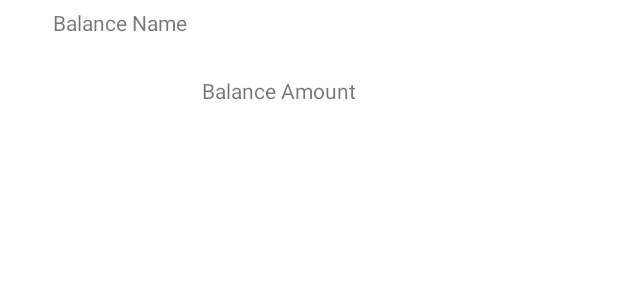
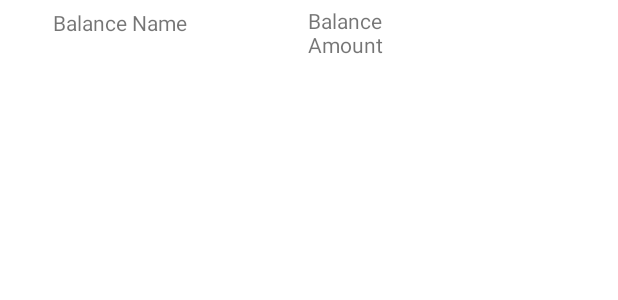
Before and after one commit to ouroboros-t/justbalanceapp, an Android app: the layout list_item_balance.xml on its own in the app's theme, with its tools: preview values and no code run, on a phone screen of 412 x 824 dp. Shown: the top 300 px of the screen. Run offline under Robolectric (Android 15) with nearby library versions, the phone set to English and light mode, and no system bars.

```diff
--- a/justbalanceappv2/app/src/main/java/com/pg/justbalance/database/Balance.kt
+++ b/justbalanceappv2/app/src/main/java/com/pg/justbalance/database/Balance.kt
@@ -10,6 +10,7 @@ import androidx.room.PrimaryKey
 @Entity(tableName = "balances_table")
 data class Balance (
     @PrimaryKey(autoGenerate = true)
+    @ColumnInfo(name="balance_id")
     var balanceId: Long = 0L,
 
     @ColumnInfo(name="balance_name")
--- a/justbalanceappv2/app/src/main/java/com/pg/justbalance/database/BalanceDatabase.kt
+++ b/justbalanceappv2/app/src/main/java/com/pg/justbalance/database/BalanceDatabase.kt
@@ -8,7 +8,8 @@ import androidx.room.migration.Migration
 import androidx.sqlite.db.SupportSQLiteDatabase
 
 
-@Database(entities = [Balance::class], version = 2)
+
+@Database(entities = [Balance::class], version = 3)
 abstract class BalanceDatabase: RoomDatabase() {
     //implementation is done by the RoomDatabase, that's why it's abstract class
     abstract val balanceDatabaseDao : BalanceDatabaseDao
--- a/justbalanceappv2/app/src/main/java/com/pg/justbalance/database/BalanceDatabaseDao.kt
+++ b/justbalanceappv2/app/src/main/java/com/pg/justbalance/database/BalanceDatabaseDao.kt
@@ -10,9 +10,9 @@ import androidx.room.Query
 interface BalanceDatabaseDao {
 
     @Insert
-    fun insert(balance: Balance)
+    suspend fun insert(balance: Balance)
 
-    @Query("SELECT * FROM balances_table ORDER BY balanceId DESC")
+    @Query("SELECT * FROM balances_table ORDER BY balance_id DESC")
     fun getAllBalances(): LiveData<List<Balance>>
 
 }
--- a/justbalanceappv2/app/src/main/java/com/pg/justbalance/screens/balance/BalanceViewModel.kt
+++ b/justbalanceappv2/app/src/main/java/com/pg/justbalance/screens/balance/BalanceViewModel.kt
@@ -14,7 +14,7 @@ class BalanceViewModel (database: BalanceDatabaseDao, application: Application)
     //FEATURE: UPDATE DEBTS, TRACK PAYMENTS MADE, LOG PAID OFF DEBTS
 
    // var addBalanceViewModel = AddBalanceViewModel(database, application)
-    val balances = database.getAllBalances()
+    var balances = database.getAllBalances()
 
     val balancesString = Transformations.map(balances){ balance ->
         val sb = StringBuilder()
--- a/justbalanceappv2/app/src/main/res/layout/list_item_balance.xml
+++ b/justbalanceappv2/app/src/main/res/layout/list_item_balance.xml
@@ -1,5 +1,5 @@
 <?xml version="1.0" encoding="utf-8"?>
-<androidx.constraintlayout.widget.ConstraintLayout xmlns:android="http://schemas.android.com/apk/res/android"
+<LinearLayout xmlns:android="http://schemas.android.com/apk/res/android"
     xmlns:app="http://schemas.android.com/apk/res-auto"
     xmlns:tools="http://schemas.android.com/tools"
     android:layout_width="match_parent"
@@ -7,28 +7,21 @@
 
     <TextView
         android:id="@+id/balance_name_textView"
-        android:layout_width="wrap_content"
+        android:layout_width="122dp"
         android:layout_height="wrap_content"
         android:layout_marginStart="35dp"
         android:layout_marginTop="5dp"
         android:layout_marginBottom="707dp"
-        app:layout_constraintBottom_toBottomOf="parent"
-        app:layout_constraintStart_toStartOf="parent"
-        app:layout_constraintTop_toTopOf="parent"
-        app:layout_constraintVertical_bias="0.0"
-        tools:text="Balance Name"/>
+        tools:text="Balance Name" />
 
     <TextView
         android:id="@+id/balance_amount_textView"
-        android:layout_width="wrap_content"
+        android:layout_width="60dp"
         android:layout_height="wrap_content"
         android:layout_marginStart="48dp"
         android:layout_marginTop="4dp"
         android:layout_marginEnd="213dp"
         android:layout_marginBottom="708dp"
-        tools:text="Balance Amount"
-        app:layout_constraintBottom_toBottomOf="parent"
-        app:layout_constraintEnd_toEndOf="parent"
-        app:layout_constraintStart_toEndOf="@+id/balance_name_textView"
-        app:layout_constraintTop_toTopOf="parent" />
-</androidx.constraintlayout.widget.ConstraintLayout>
+        tools:text="Balance Amount" />
+
+</LinearLayout>
```
Also changed, not shown: justbalanceappv2/app/src/main/java/com/pg/justbalance/screens/add/AddBalanceViewModel.kt (+4 -9 lines), justbalanceappv2/app/src/main/java/com/pg/justbalance/screens/balance/BalanceFragment.kt (+13 -2 lines), justbalanceappv2/app/src/main/res/layout/balance_layout.xml (+24 -11 lines).
